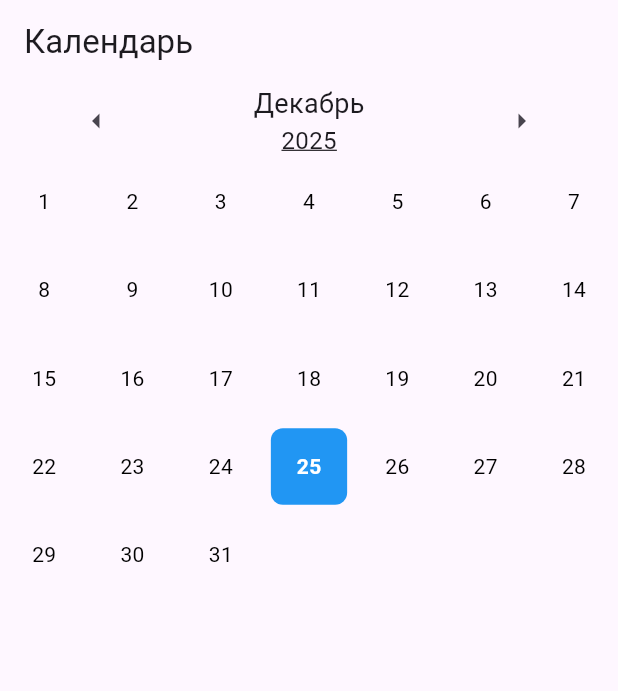
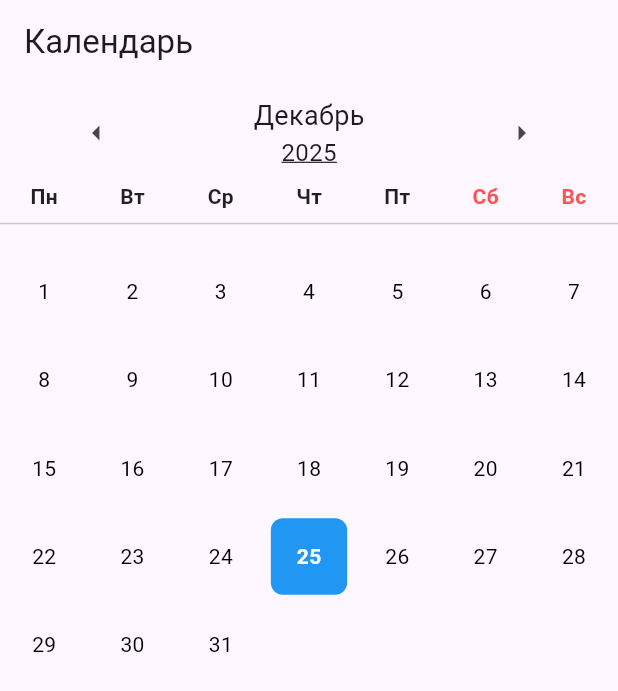
Before and after one commit to BusyHand/mobile_course, a Flutter app: the screen it shows after launch, on a phone screen of 412 x 824 dp. Shown: the top 691 px of the screen. Run offline on Flutter 3.47's test engine with Material 3 defaults, Android fonts, the phone set to English and light mode, and no system bars.

Commit message:
Добавил дни недели

```diff
--- a/lib/screens/calendar_screen.dart
+++ b/lib/screens/calendar_screen.dart
@@ -19,9 +19,12 @@ class CalendarScreen extends StatelessWidget {
           CalendarHeader(controller: controller),
           CalendarGrid(model: controller.model),
           if (!controller.isCurrentMonth)
-            ElevatedButton(
-              onPressed: controller.goToToday,
-              child: const Text('Вернуться к текущему месяцу'),
+            Padding(
+              padding: const EdgeInsets.only(top: 16, bottom: 24),
+              child: ElevatedButton(
+                onPressed: controller.goToToday,
+                child: const Text('Вернуться к текущему месяцу'),
+              ),
             ),
         ],
       ),
--- a/lib/widgets/calendar_header.dart
+++ b/lib/widgets/calendar_header.dart
@@ -64,6 +64,30 @@ class CalendarHeader extends StatelessWidget {
     );
   }
 
+  Widget _buildWeekDays() {
+    const weekDays = ['Пн', 'Вт', 'Ср', 'Чт', 'Пт', 'Сб', 'Вс'];
+
+    return Row(
+      children: weekDays.map((day) {
+        final isWeekend = day == 'Сб' || day == 'Вс';
+
+        return Expanded(
+          child: Center(
+            child: Text(
+              day,
+              style: TextStyle(
+                fontSize: 14,
+                fontWeight: FontWeight.w600,
+                color: isWeekend ? Colors.redAccent : Colors.black87,
+              ),
+            ),
+          ),
+        );
+      }).toList(),
+    );
+  }
+
+
   @override
   Widget build(BuildContext context) {
     final monthName = [
@@ -82,7 +106,13 @@ class CalendarHeader extends StatelessWidget {
       'Декабрь',
     ][controller.model.month];
 
-    return Row(
+    return Material(
+      child: Padding(
+        padding: const EdgeInsets.symmetric(vertical: 8),
+        child: Column(
+          mainAxisSize: MainAxisSize.min,
+          children: [
+            Row(
               mainAxisAlignment: MainAxisAlignment.spaceAround,
               children: [
                 IconButton(
@@ -109,6 +139,17 @@ class CalendarHeader extends StatelessWidget {
                   onPressed: controller.nextMonth,
                 ),
               ],
+            ),
+
+            const SizedBox(height: 8),
+
+            _buildWeekDays(),
+
+            const Divider(height: 16),
+          ],
+        ),
+      ),
     );
   }
+
 }
```
Lines whose indentation alone changed are shown as unchanged.
